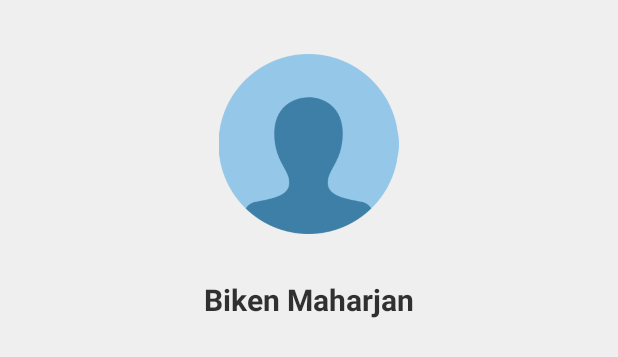
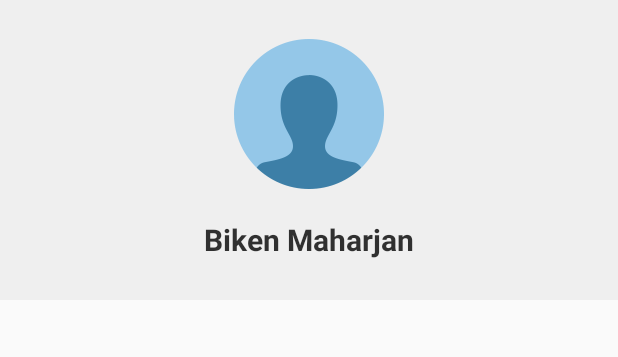
Before and after one commit to Rikenm/Y2Yversion2, an Android app: the layout nav_header.xml on its own in the app's theme, with its tools: preview values and no code run, on a phone screen of 412 x 824 dp. Shown: the top 357 px of the screen. Run offline under Robolectric (Android 15) with nearby library versions, the phone set to English and light mode, and no system bars; network calls fail; Roboto replaces fonts that are not available here.

Commit message:
fix header

```diff
--- a/app/src/main/res/layout/nav_header.xml
+++ b/app/src/main/res/layout/nav_header.xml
@@ -2,7 +2,7 @@
 <LinearLayout
     xmlns:android="http://schemas.android.com/apk/res/android"
     android:layout_width="match_parent"
-    android:layout_height="250dp"
+    android:layout_height="200dp"
     android:background="@color/commentBackgroundColor"
     android:layout_marginTop="0dp">
 
@@ -14,8 +14,8 @@
         android:orientation="vertical">
 
         <ImageView
-            android:layout_width="150dp"
-            android:layout_height="120dp"
+            android:layout_width="100dp"
+            android:layout_height="100dp"
             android:src="@drawable/user"
             />
 
@@ -25,7 +25,7 @@
             android:layout_height="wrap_content"
             android:layout_gravity="center"
             android:layout_marginLeft="0dp"
-            android:layout_marginTop="30dp"
+            android:layout_marginTop="20dp"
             android:textColor="@color/black"
             android:textSize="20sp"
             android:textStyle="bold"
```
Also changed, not shown: 14 other files.
